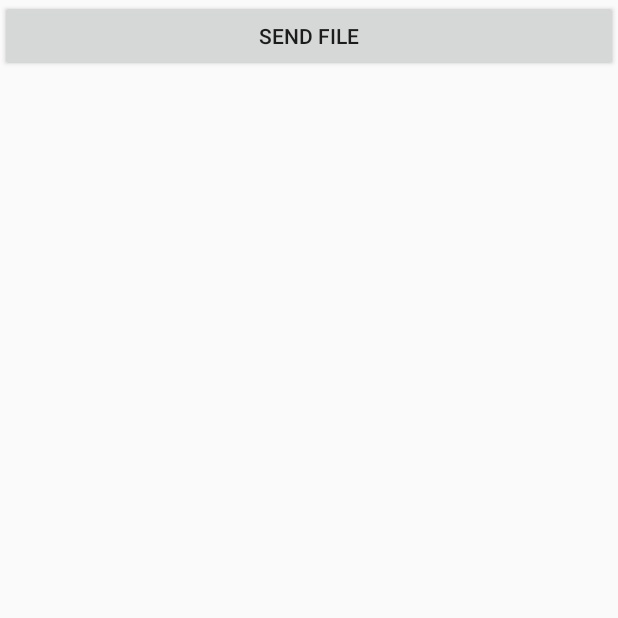
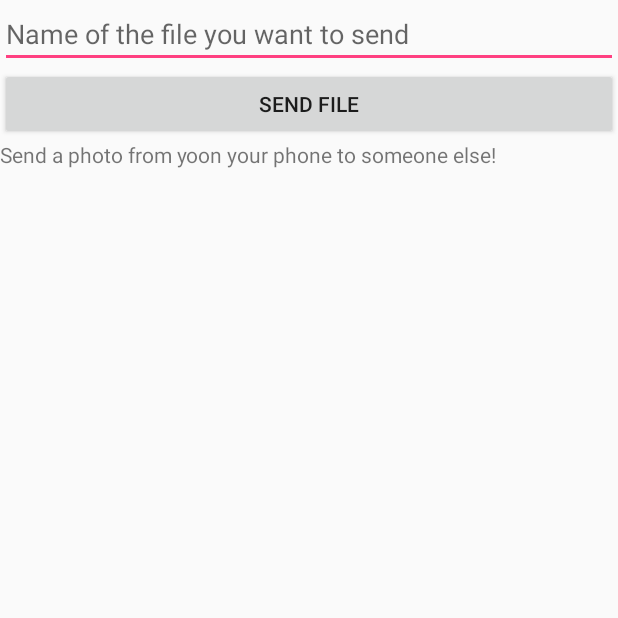
Before and after one commit to am3ience/NFC_android_app, an Android app: the FileTransfer screen opened directly, with no data from a screen before it, after a tap on "SEND FILE", on a phone screen of 412 x 824 dp, the top half of it. Run offline under Robolectric (Android 15) with nearby library versions, the phone set to English and light mode, and no system bars; 3 statements that could not run were skipped.

Commit message:
That should be all of it now

```diff
--- a/app/src/main/java/com/example/paul/nfc2/FileTransfer.java
+++ b/app/src/main/java/com/example/paul/nfc2/FileTransfer.java
@@ -12,19 +12,25 @@ import android.os.Build;
 import android.os.Bundle;
 import android.os.Environment;
 import android.provider.Settings;
+import android.util.Log;
 import android.view.View;
 import android.widget.Button;
+import android.widget.EditText;
+import android.widget.TextView;
 import android.widget.Toast;
 
 public class FileTransfer extends Activity {
 
     private NfcAdapter nfcAdapter;
-    private Button button;
+    private EditText file;
+    private TextView filelist;
+    private EditText folder;
 
     @Override
     protected void onCreate(Bundle savedInstanceState) {
         super.onCreate(savedInstanceState);
         setContentView(R.layout.filetransfer);
+
 
         PackageManager pm = this.getPackageManager();
         // Check whether NFC is available on device
@@ -48,6 +54,8 @@ public class FileTransfer extends Activity {
     public void sendFile(View view) {
         nfcAdapter = NfcAdapter.getDefaultAdapter(this);
 
+
+
         // Check whether NFC is enabled on device
         if(!nfcAdapter.isEnabled()){
             // NFC is disabled, show the settings UI
@@ -69,10 +77,15 @@ public class FileTransfer extends Activity {
 
             // File to be transferred
             // change this to whatever picture you want to send
-            String fileName = "sample.jpg";
+            file = (EditText) findViewById(R.id.editText);
+            String string = file.getText().toString();
+            String fileName = "/Camera/" + string;
+            //String fileName = "/Camera/sample.jpg";
 
             // Retrieve the path to the public pictures directory
             File fileDirectory = Environment.getExternalStoragePublicDirectory(Environment.DIRECTORY_DCIM);
+
+
 
             // Create a new file using the specified directory and name
             File fileToTransfer = new File(fileDirectory, fileName);
--- a/app/src/main/res/layout/filetransfer.xml
+++ b/app/src/main/res/layout/filetransfer.xml
@@ -2,6 +2,14 @@
 <LinearLayout xmlns:android="http://schemas.android.com/apk/res/android"
     android:orientation="vertical" android:layout_width="match_parent"
     android:layout_height="match_parent">
+
+    <EditText
+        android:layout_width="match_parent"
+        android:layout_height="wrap_content"
+        android:inputType="textPersonName"
+        android:ems="10"
+        android:id="@+id/editText"
+        android:hint="Name of the file you want to send" />
 
     <Button
         android:text="Send File"
@@ -9,4 +17,10 @@
         android:layout_height="wrap_content"
         android:id="@+id/button2"
         android:onClick="sendFile"/>
+
+    <TextView
+        android:text="Send a photo from yoon your phone to someone else!"
+        android:layout_width="match_parent"
+        android:layout_height="wrap_content"
+        android:id="@+id/textView6" />
 </LinearLayout>
```
